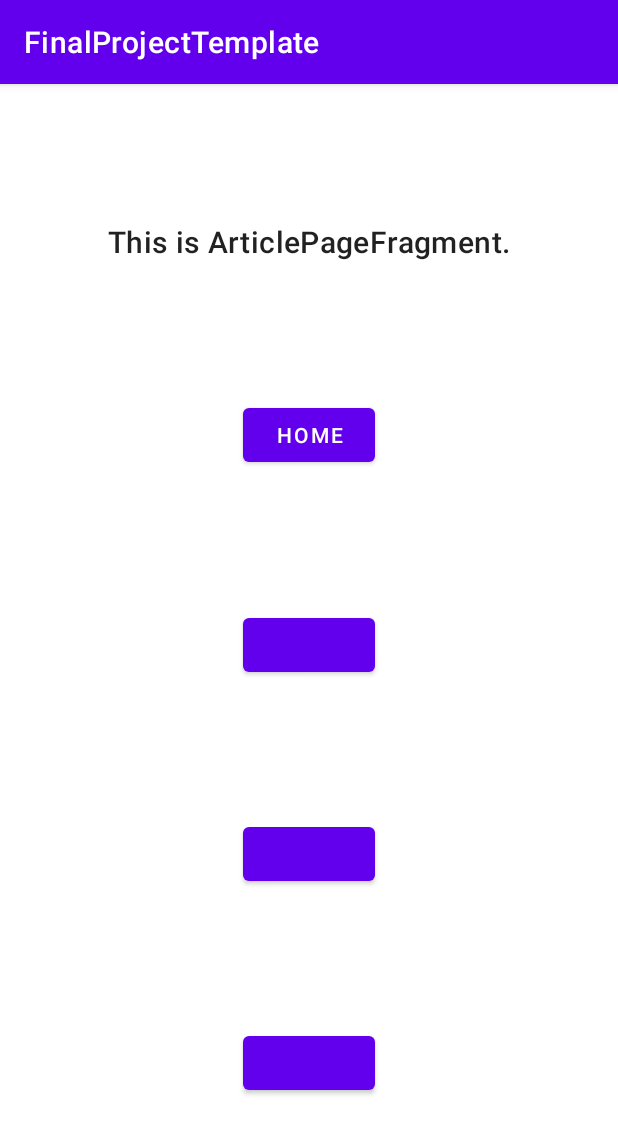
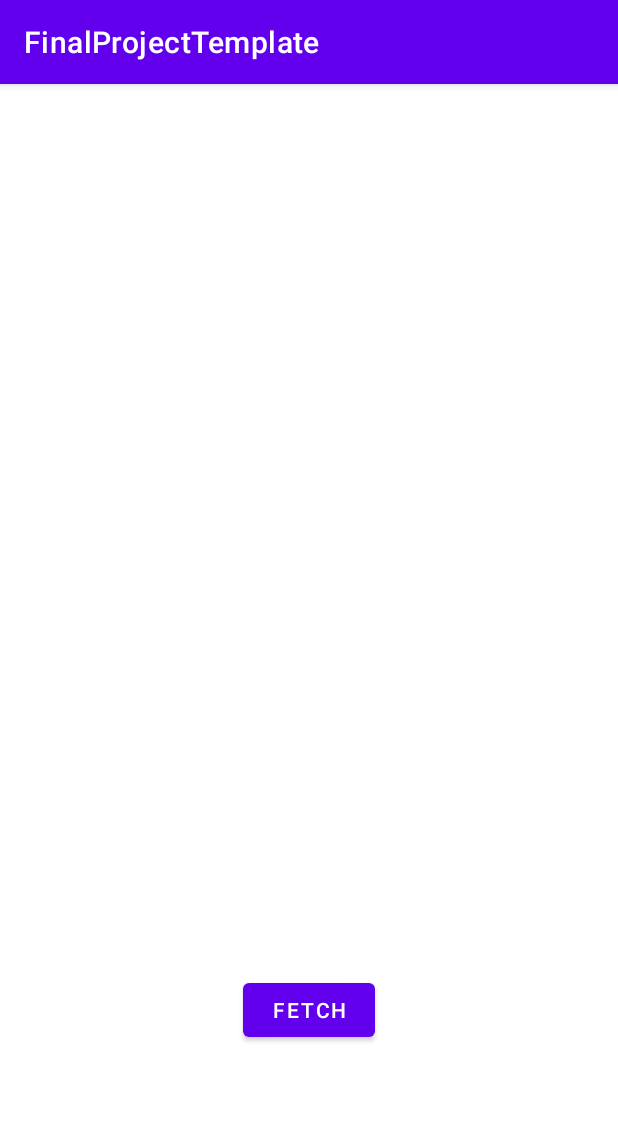
Before and after one commit to MilkShakeBro/SoftwareStudioFinalProject, an Android app: the screen it shows after launch (MainActivity), after a tap on "ARTICLE", on a phone screen of 412 x 824 dp. Shown: the top 1134 px of the screen. Run offline under Robolectric (Android 15) with nearby library versions, the phone set to English and light mode, and no system bars; our stand-ins replace Dagger/Hilt's generated code, data binding.

Commit message:
Article model example

```diff
--- a/app/src/main/java/com/example/finalprojecttemplate/fragments/ResultPageFragment.kt
+++ /dev/null
@@ -1,36 +0,0 @@
-package com.example.finalprojecttemplate.fragments
-
-import android.os.Bundle
-import android.view.LayoutInflater
-import android.view.View
-import android.view.ViewGroup
-import androidx.fragment.app.Fragment
-import androidx.navigation.fragment.findNavController
-import com.example.finalprojecttemplate.databinding.TemplateLayoutBinding
-
-class ResultPageFragment: Fragment()  {
-
-    private var binding: TemplateLayoutBinding? = null
-
-    override fun onCreateView(
-        inflater: LayoutInflater,
-        container: ViewGroup?,
-        savedInstanceState: Bundle?
-    ): View? {
-        val fragmentBinding = TemplateLayoutBinding.inflate(inflater, container, false)
-        binding = fragmentBinding
-        return fragmentBinding.root
-    }
-
-    override fun onViewCreated(view: View, savedInstanceState: Bundle?) {
-        super.onViewCreated(view, savedInstanceState)
-        binding?.apply {
-            button1.setOnClickListener {
-                val action = ResultPageFragmentDirections.actionResultPageFragmentToHomePageFragment()
-                findNavController().navigate(action)
-            }
-            button1.text = "Home"
-            fragmentDescription.text = "This is ResultPageFragment"
-        }
-    }
-}
--- a/app/src/main/java/com/example/finalprojecttemplate/fragments/FlashcardPageFragment.kt
+++ b/app/src/main/java/com/example/finalprojecttemplate/ui/FlashcardPageFragment.kt
@@ -1,20 +1,17 @@
-package com.example.finalprojecttemplate.fragments
+package com.example.finalprojecttemplate.ui
 
 import android.animation.Animator
 import android.animation.AnimatorInflater
 import android.animation.AnimatorSet
 import android.annotation.SuppressLint
-import android.content.res.Resources
 import android.os.Bundle
 import android.os.CountDownTimer
 import android.view.LayoutInflater
 import android.view.View
 import android.view.ViewGroup
 import androidx.fragment.app.Fragment
-import androidx.navigation.fragment.findNavController
 import com.example.finalprojecttemplate.R
 import com.example.finalprojecttemplate.databinding.FlashcardPageFragmentBinding
-import com.hamedrahimvand.flipcard.model.FlipModel
 
 class FlashcardPageFragment: Fragment()  {
 
--- a/app/src/main/java/com/example/finalprojecttemplate/fragments/GamePageFragment.kt
+++ b/app/src/main/java/com/example/finalprojecttemplate/ui/GamePageFragment.kt
@@ -1,4 +1,4 @@
-package com.example.finalprojecttemplate.fragments
+package com.example.finalprojecttemplate.ui
 
 import android.os.Bundle
 import android.view.LayoutInflater
--- a/app/src/main/java/com/example/finalprojecttemplate/fragments/ThemePageFragment.kt
+++ b/app/src/main/java/com/example/finalprojecttemplate/ui/GameTutorialFragment.kt
@@ -1,4 +1,4 @@
-package com.example.finalprojecttemplate.fragments
+package com.example.finalprojecttemplate.ui
 
 import android.os.Bundle
 import android.view.LayoutInflater
@@ -8,7 +8,7 @@ import androidx.fragment.app.Fragment
 import androidx.navigation.fragment.findNavController
 import com.example.finalprojecttemplate.databinding.TemplateLayoutBinding
 
-class ThemePageFragment: Fragment()  {
+class GameTutorialFragment: Fragment()  {
 
     private var binding: TemplateLayoutBinding? = null
 
@@ -24,13 +24,14 @@ class ThemePageFragment: Fragment()  {
 
     override fun onViewCreated(view: View, savedInstanceState: Bundle?) {
         super.onViewCreated(view, savedInstanceState)
+
         binding?.apply {
             button1.setOnClickListener {
-                val action = ThemePageFragmentDirections.actionThemePageFragmentToHomePageFragment()
+                val action = GameTutorialFragmentDirections.actionGameTutorialFragmentToGamePageFragment()
                 findNavController().navigate(action)
             }
-            button1.text = "Home"
-            fragmentDescription.text = "This is ThemePageFragment"
+            button1.text = "Skip"
+            fragmentDescription.text = "This is GameTutorialFragment"
         }
     }
 }
--- a/app/src/main/java/com/example/finalprojecttemplate/fragments/TimerPageFragment.kt
+++ b/app/src/main/java/com/example/finalprojecttemplate/ui/HomePageFragment.kt
@@ -1,4 +1,4 @@
-package com.example.finalprojecttemplate.fragments
+package com.example.finalprojecttemplate.ui
 
 import android.os.Bundle
 import android.view.LayoutInflater
@@ -8,7 +8,7 @@ import androidx.fragment.app.Fragment
 import androidx.navigation.fragment.findNavController
 import com.example.finalprojecttemplate.databinding.TemplateLayoutBinding
 
-class TimerPageFragment: Fragment() {
+class HomePageFragment: Fragment()  {
 
     private var binding: TemplateLayoutBinding? = null
 
@@ -24,33 +24,32 @@ class TimerPageFragment: Fragment() {
 
     override fun onViewCreated(view: View, savedInstanceState: Bundle?) {
         super.onViewCreated(view, savedInstanceState)
-
         binding?.apply {
             button1.setOnClickListener {
-                val action = TimerPageFragmentDirections.actionTimerPageFragmentToHomePageFragment()
+                val action = HomePageFragmentDirections.actionHomePageFragmentToArticlePageFragment()
                 findNavController().navigate(action)
             }
-            button1.text = "Home"
+            button1.text = "Article"
 
             button2.setOnClickListener {
-                val action = TimerPageFragmentDirections.actionTimerPageFragmentToFlashcardPageFragment()
+                val action = HomePageFragmentDirections.actionHomePageFragmentToTimerPageFragment()
                 findNavController().navigate(action)
             }
-            button2.text = "Start"
+            button2.text = "Timer"
 
             button3.setOnClickListener {
-                val action = TimerPageFragmentDirections.actionTimerPageFragmentToGameTutorialFragment()
+                val action = HomePageFragmentDirections.actionHomePageFragmentToThemePageFragment()
                 findNavController().navigate(action)
             }
-            button3.text = "Skip to game tutorial"
+            button3.text = "Theme"
 
             button4.setOnClickListener {
-                val action = TimerPageFragmentDirections.actionTimerPageFragmentToGamePageFragment()
+                val action = HomePageFragmentDirections.actionHomePageFragmentToProfilePageFragment()
                 findNavController().navigate(action)
             }
-            button4.text = "Skip to play game"
+            button4.text = "Profile"
 
-            fragmentDescription.text = "This is TimerPageFragment"
+            fragmentDescription.text = "This is HomePageFragment"
         }
     }
 }
--- a/app/src/main/java/com/example/finalprojecttemplate/fragments/GameTutorialFragment.kt
+++ b/app/src/main/java/com/example/finalprojecttemplate/ui/ProfilePageFragment.kt
@@ -1,4 +1,4 @@
-package com.example.finalprojecttemplate.fragments
+package com.example.finalprojecttemplate.ui
 
 import android.os.Bundle
 import android.view.LayoutInflater
@@ -8,7 +8,7 @@ import androidx.fragment.app.Fragment
 import androidx.navigation.fragment.findNavController
 import com.example.finalprojecttemplate.databinding.TemplateLayoutBinding
 
-class GameTutorialFragment: Fragment()  {
+class ProfilePageFragment: Fragment()  {
 
     private var binding: TemplateLayoutBinding? = null
 
@@ -24,14 +24,18 @@ class GameTutorialFragment: Fragment()  {
 
     override fun onViewCreated(view: View, savedInstanceState: Bundle?) {
         super.onViewCreated(view, savedInstanceState)
-
         binding?.apply {
             button1.setOnClickListener {
-                val action = GameTutorialFragmentDirections.actionGameTutorialFragmentToGamePageFragment()
+                val action = ProfilePageFragmentDirections.actionProfilePageFragmentToSettingPageFragment()
                 findNavController().navigate(action)
             }
-            button1.text = "Skip"
-            fragmentDescription.text = "This is GameTutorialFragment"
+            button1.text = "Setting"
+            button2.setOnClickListener{
+                val action = ProfilePageFragmentDirections.actionProfilePageFragmentToHomePageFragment()
+                findNavController().navigate(action)
+            }
+            button2.text = "Home"
+            fragmentDescription.text = "This is ProfilePageFragment"
         }
     }
 }
--- a/app/src/main/java/com/example/finalprojecttemplate/fragments/ProfilePageFragment.kt
+++ b/app/src/main/java/com/example/finalprojecttemplate/ui/ResultPageFragment.kt
@@ -1,4 +1,4 @@
-package com.example.finalprojecttemplate.fragments
+package com.example.finalprojecttemplate.ui
 
 import android.os.Bundle
 import android.view.LayoutInflater
@@ -8,7 +8,7 @@ import androidx.fragment.app.Fragment
 import androidx.navigation.fragment.findNavController
 import com.example.finalprojecttemplate.databinding.TemplateLayoutBinding
 
-class ProfilePageFragment: Fragment()  {
+class ResultPageFragment: Fragment()  {
 
     private var binding: TemplateLayoutBinding? = null
 
@@ -26,16 +26,11 @@ class ProfilePageFragment: Fragment()  {
         super.onViewCreated(view, savedInstanceState)
         binding?.apply {
             button1.setOnClickListener {
-                val action = ProfilePageFragmentDirections.actionProfilePageFragmentToSettingPageFragment()
+                val action = ResultPageFragmentDirections.actionResultPageFragmentToHomePageFragment()
                 findNavController().navigate(action)
             }
-            button1.text = "Setting"
-            button2.setOnClickListener{
-                val action = ProfilePageFragmentDirections.actionProfilePageFragmentToHomePageFragment()
-                findNavController().navigate(action)
-            }
-            button2.text = "Home"
-            fragmentDescription.text = "This is ProfilePageFragment"
+            button1.text = "Home"
+            fragmentDescription.text = "This is ResultPageFragment"
         }
     }
 }
--- a/app/src/main/java/com/example/finalprojecttemplate/fragments/SettingPageFragment.kt
+++ b/app/src/main/java/com/example/finalprojecttemplate/ui/SettingPageFragment.kt
@@ -1,4 +1,4 @@
-package com.example.finalprojecttemplate.fragments
+package com.example.finalprojecttemplate.ui
 
 import android.os.Bundle
 import android.view.LayoutInflater
--- a/app/src/main/java/com/example/finalprojecttemplate/fragments/ArticlePageFragment.kt
+++ b/app/src/main/java/com/example/finalprojecttemplate/ui/ThemePageFragment.kt
@@ -1,4 +1,4 @@
-package com.example.finalprojecttemplate.fragments
+package com.example.finalprojecttemplate.ui
 
 import android.os.Bundle
 import android.view.LayoutInflater
@@ -8,7 +8,7 @@ import androidx.fragment.app.Fragment
 import androidx.navigation.fragment.findNavController
 import com.example.finalprojecttemplate.databinding.TemplateLayoutBinding
 
-class ArticlePageFragment: Fragment()  {
+class ThemePageFragment: Fragment()  {
 
     private var binding: TemplateLayoutBinding? = null
 
@@ -26,12 +26,11 @@ class ArticlePageFragment: Fragment()  {
         super.onViewCreated(view, savedInstanceState)
         binding?.apply {
             button1.setOnClickListener {
-                val action = ArticlePageFragmentDirections.actionArticlePageFragmentToHomePageFragment()
+                val action = ThemePageFragmentDirections.actionThemePageFragmentToHomePageFragment()
                 findNavController().navigate(action)
             }
             button1.text = "Home"
-
-            fragmentDescription.text = "This is ArticlePageFragment."
+            fragmentDescription.text = "This is ThemePageFragment"
         }
     }
 }
--- a/app/src/main/java/com/example/finalprojecttemplate/fragments/HomePageFragment.kt
+++ b/app/src/main/java/com/example/finalprojecttemplate/ui/TimerPageFragment.kt
@@ -1,4 +1,4 @@
-package com.example.finalprojecttemplate.fragments
+package com.example.finalprojecttemplate.ui
 
 import android.os.Bundle
 import android.view.LayoutInflater
@@ -8,7 +8,7 @@ import androidx.fragment.app.Fragment
 import androidx.navigation.fragment.findNavController
 import com.example.finalprojecttemplate.databinding.TemplateLayoutBinding
 
-class HomePageFragment: Fragment()  {
+class TimerPageFragment: Fragment() {
 
     private var binding: TemplateLayoutBinding? = null
 
@@ -24,32 +24,33 @@ class HomePageFragment: Fragment()  {
 
     override fun onViewCreated(view: View, savedInstanceState: Bundle?) {
         super.onViewCreated(view, savedInstanceState)
+
         binding?.apply {
             button1.setOnClickListener {
-                val action = HomePageFragmentDirections.actionHomePageFragmentToArticlePageFragment()
+                val action = TimerPageFragmentDirections.actionTimerPageFragmentToHomePageFragment()
                 findNavController().navigate(action)
             }
-            button1.text = "Article"
+            button1.text = "Home"
 
             button2.setOnClickListener {
-                val action = HomePageFragmentDirections.actionHomePageFragmentToTimerPageFragment()
+                val action = TimerPageFragmentDirections.actionTimerPageFragmentToFlashcardPageFragment()
                 findNavController().navigate(action)
             }
-            button2.text = "Timer"
+            button2.text = "Start"
 
             button3.setOnClickListener {
-                val action = HomePageFragmentDirections.actionHomePageFragmentToThemePageFragment()
+                val action = TimerPageFragmentDirections.actionTimerPageFragmentToGameTutorialFragment()
                 findNavController().navigate(action)
             }
-            button3.text = "Theme"
+            button3.text = "Skip to game tutorial"
 
             button4.setOnClickListener {
-                val action = HomePageFragmentDirections.actionHomePageFragmentToProfilePageFragment()
+                val action = TimerPageFragmentDirections.actionTimerPageFragmentToGamePageFragment()
                 findNavController().navigate(action)
             }
-            button4.text = "Profile"
+            button4.text = "Skip to play game"
 
-            fragmentDescription.text = "This is HomePageFragment"
+            fragmentDescription.text = "This is TimerPageFragment"
         }
     }
 }
--- /dev/null
+++ b/app/src/main/java/com/example/finalprojecttemplate/ui/article/ArticlePageEvent.kt
@@ -0,0 +1,6 @@
+package com.example.finalprojecttemplate.ui.article
+
+enum class ShowArticleEvent {
+    OnRandomFetch,
+    UnDefined
+}
--- /dev/null
+++ b/app/src/main/java/com/example/finalprojecttemplate/ui/article/ArticlePageFragment.kt
@@ -0,0 +1,45 @@
+package com.example.finalprojecttemplate.ui.article
+
+import android.os.Bundle
+import android.view.LayoutInflater
+import android.view.View
+import android.view.ViewGroup
+import androidx.fragment.app.Fragment
+import androidx.fragment.app.viewModels
+import androidx.navigation.fragment.findNavController
+import com.example.finalprojecttemplate.databinding.ArticleBinding
+import dagger.hilt.android.AndroidEntryPoint
+
+@AndroidEntryPoint
+class ArticlePageFragment: Fragment()  {
+
+    private var binding: ArticleBinding? = null
+
+    private val showArticleViewModel: ShowArticleViewModel by viewModels()
+
+    override fun onCreateView(
+        inflater: LayoutInflater,
+        container: ViewGroup?,
+        savedInstanceState: Bundle?
+    ): View? {
+        val fragmentBinding = ArticleBinding.inflate(inflater, container, false)
+        binding = fragmentBinding
+        return fragmentBinding.root
+    }
+
+    override fun onViewCreated(view: View, savedInstanceState: Bundle?) {
+        super.onViewCreated(view, savedInstanceState)
+
+        binding?.apply {
+            articleContent.text = ""
+            randonFetchButton.setOnClickListener {
+                showArticleViewModel.onEvent(ShowArticleEvent.OnRandomFetch)
+            }
+        }
+
+        showArticleViewModel.displayArticle.observe(viewLifecycleOwner) { newArticle ->
+            binding?.articleContent?.text = newArticle.content
+            binding?.articleId?.text = String.format("Article ID: ${newArticle.id}")
+        }
+    }
+}
--- /dev/null
+++ b/app/src/main/java/com/example/finalprojecttemplate/ui/article/ArticlePageViewModel.kt
@@ -0,0 +1,32 @@
+package com.example.finalprojecttemplate.ui.article
+
+import androidx.lifecycle.LiveData
+import androidx.lifecycle.MutableLiveData
+import androidx.lifecycle.ViewModel
+import com.example.finalprojecttemplate.domain.models.ArticleModel
+import com.example.finalprojecttemplate.domain.usecases.UseCases
+import dagger.hilt.android.lifecycle.HiltViewModel
+import javax.inject.Inject
+
+@HiltViewModel
+class ShowArticleViewModel @Inject constructor (
+    private val useCases: UseCases
+): ViewModel() {
+
+    private val _displayedArticle = MutableLiveData<ArticleModel>()
+    val displayArticle : LiveData<ArticleModel>
+        get() = _displayedArticle
+
+    private fun onFetchRandomArticle() {
+        val randomInt = (0..4).random()
+        _displayedArticle.value = useCases.getArticleUseCase(randomInt)
+    }
+
+    fun onEvent(event: ShowArticleEvent) {
+        when (event) {
+            ShowArticleEvent.OnRandomFetch -> {
+                onFetchRandomArticle()
+            }
+        }
+    }
+}
--- /dev/null
+++ b/app/src/main/res/layout/article.xml
@@ -0,0 +1,46 @@
+<?xml version="1.0" encoding="utf-8"?>
+<layout xmlns:android="http://schemas.android.com/apk/res/android"
+    xmlns:app="http://schemas.android.com/apk/res-auto"
+    xmlns:tools="http://schemas.android.com/tools">
+
+    <data>
+
+    </data>
+
+    <androidx.constraintlayout.widget.ConstraintLayout
+        android:layout_width="match_parent"
+        android:layout_height="match_parent">
+
+        <TextView
+            android:id="@+id/article_id"
+            android:layout_width="wrap_content"
+            android:layout_height="wrap_content"
+            app:layout_constraintStart_toStartOf="parent"
+            app:layout_constraintTop_toTopOf="parent"
+            tools:text="Article ID: 1"
+            android:textAppearance="?attr/textAppearanceHeadline4"
+            android:layout_margin="16dp"/>
+
+        <TextView
+            android:id="@+id/article_content"
+            android:layout_width="0dp"
+            android:layout_height="500dp"
+            android:text="sdsdfsdf"
+            app:layout_constraintTop_toBottomOf="@id/article_id"
+            app:layout_constraintEnd_toEndOf="parent"
+            app:layout_constraintStart_toStartOf="parent"
+            android:textAppearance="?attr/textAppearanceHeadline5"
+            android:layout_margin="16dp" />
+
+        <Button
+            android:id="@+id/randon_fetch_button"
+            android:layout_width="wrap_content"
+            android:layout_height="wrap_content"
+            android:text="Fetch"
+            app:layout_constraintStart_toStartOf="parent"
+            app:layout_constraintEnd_toEndOf="parent"
+            app:layout_constraintTop_toBottomOf="@id/article_content"
+            android:layout_margin="16dp" />
+
+    </androidx.constraintlayout.widget.ConstraintLayout>
+</layout>
--- a/app/src/main/res/navigation/nav_graph.xml
+++ b/app/src/main/res/navigation/nav_graph.xml
@@ -6,7 +6,7 @@
 
     <fragment
         android:id="@+id/articlePageFragment"
-        android:name="com.example.finalprojecttemplate.fragments.ArticlePageFragment"
+        android:name="com.example.finalprojecttemplate.ui.article.ArticlePageFragment"
         android:label="ArticlePageFragment" >
         <action
             android:id="@+id/action_articlePageFragment_to_homePageFragment"
@@ -14,7 +14,7 @@
     </fragment>
     <fragment
         android:id="@+id/flashcardPageFragment"
-        android:name="com.example.finalprojecttemplate.fragments.FlashcardPageFragment"
+        android:name="com.example.finalprojecttemplate.ui.FlashcardPageFragment"
         android:label="FlashcardPageFragment" >
         <action
             android:id="@+id/action_flashcardPageFragment_to_gamePageFragment"
@@ -25,7 +25,7 @@
     </fragment>
     <fragment
         android:id="@+id/gamePageFragment"
-        android:name="com.example.finalprojecttemplate.fragments.GamePageFragment"
+        android:name="com.example.finalprojecttemplate.ui.GamePageFragment"
         android:label="GamePageFragment" >
         <action
             android:id="@+id/action_gamePageFragment_to_resultPageFragment"
@@ -33,7 +33,7 @@
     </fragment>
     <fragment
         android:id="@+id/gameTutorialFragment"
-        android:name="com.example.finalprojecttemplate.fragments.GameTutorialFragment"
+        android:name="com.example.finalprojecttemplate.ui.GameTutorialFragment"
         android:label="GameTutorialFragment" >
         <action
             android:id="@+id/action_gameTutorialFragment_to_gamePageFragment"
@@ -41,7 +41,7 @@
     </fragment>
     <fragment
         android:id="@+id/homePageFragment"
-        android:name="com.example.finalprojecttemplate.fragments.HomePageFragment"
+        android:name="com.example.finalprojecttemplate.ui.HomePageFragment"
         android:label="HomePageFragment" >
         <action
             android:id="@+id/action_homePageFragment_to_articlePageFragment"
@@ -58,7 +58,7 @@
     </fragment>
     <fragment
         android:id="@+id/profilePageFragment"
-        android:name="com.example.finalprojecttemplate.fragments.ProfilePageFragment"
+        android:name="com.example.finalprojecttemplate.ui.ProfilePageFragment"
         android:label="ProfilePageFragment" >
         <action
             android:id="@+id/action_profilePageFragment_to_settingPageFragment"
@@ -69,7 +69,7 @@
     </fragment>
     <fragment
         android:id="@+id/resultPageFragment"
-        android:name="com.example.finalprojecttemplate.fragments.ResultPageFragment"
+        android:name="com.example.finalprojecttemplate.ui.ResultPageFragment"
         android:label="ResultPageFragment" >
         <action
             android:id="@+id/action_resultPageFragment_to_homePageFragment"
@@ -77,7 +77,7 @@
     </fragment>
     <fragment
         android:id="@+id/settingPageFragment"
-        android:name="com.example.finalprojecttemplate.fragments.SettingPageFragment"
+        android:name="com.example.finalprojecttemplate.ui.SettingPageFragment"
         android:label="SettingPageFragment" >
         <action
             android:id="@+id/action_settingPageFragment_to_profilePageFragment"
@@ -85,7 +85,7 @@
     </fragment>
     <fragment
         android:id="@+id/themePageFragment"
-        android:name="com.example.finalprojecttemplate.fragments.ThemePageFragment"
+        android:name="com.example.finalprojecttemplate.ui.ThemePageFragment"
         android:label="ThemePageFragment" >
         <action
             android:id="@+id/action_themePageFragment_to_homePageFragment"
@@ -93,7 +93,7 @@
     </fragment>
     <fragment
         android:id="@+id/timerPageFragment"
-        android:name="com.example.finalprojecttemplate.fragments.TimerPageFragment"
+        android:name="com.example.finalprojecttemplate.ui.TimerPageFragment"
         android:label="TimerPageFragment" >
         <action
             android:id="@+id/action_timerPageFragment_to_homePageFragment"
```
